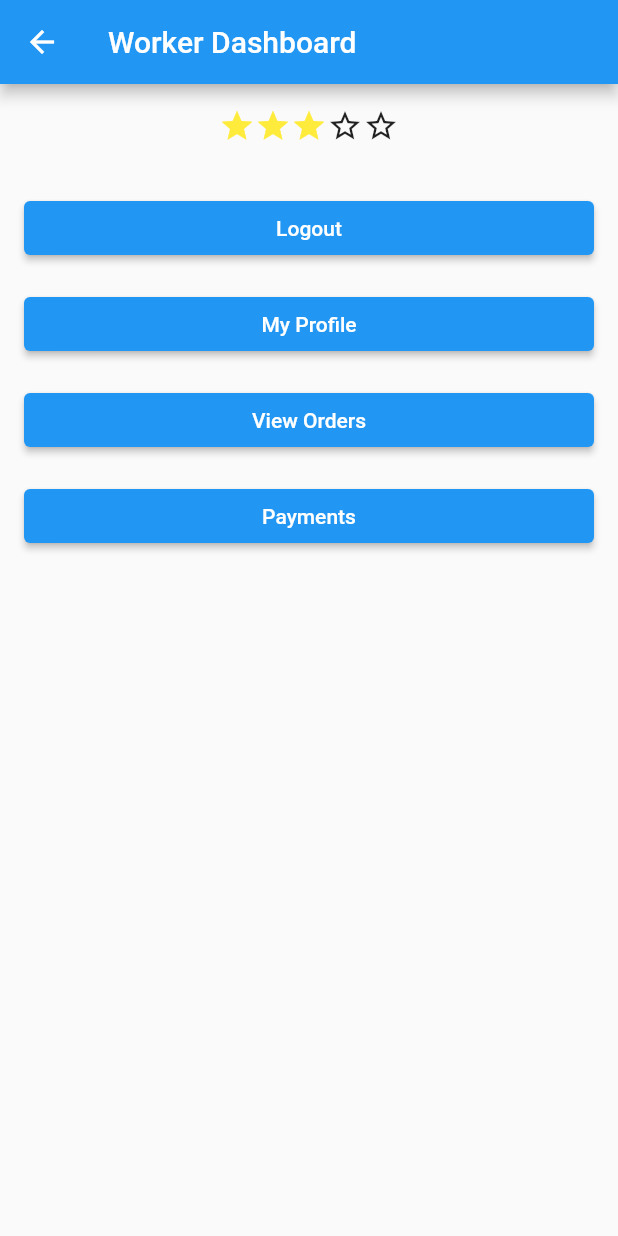
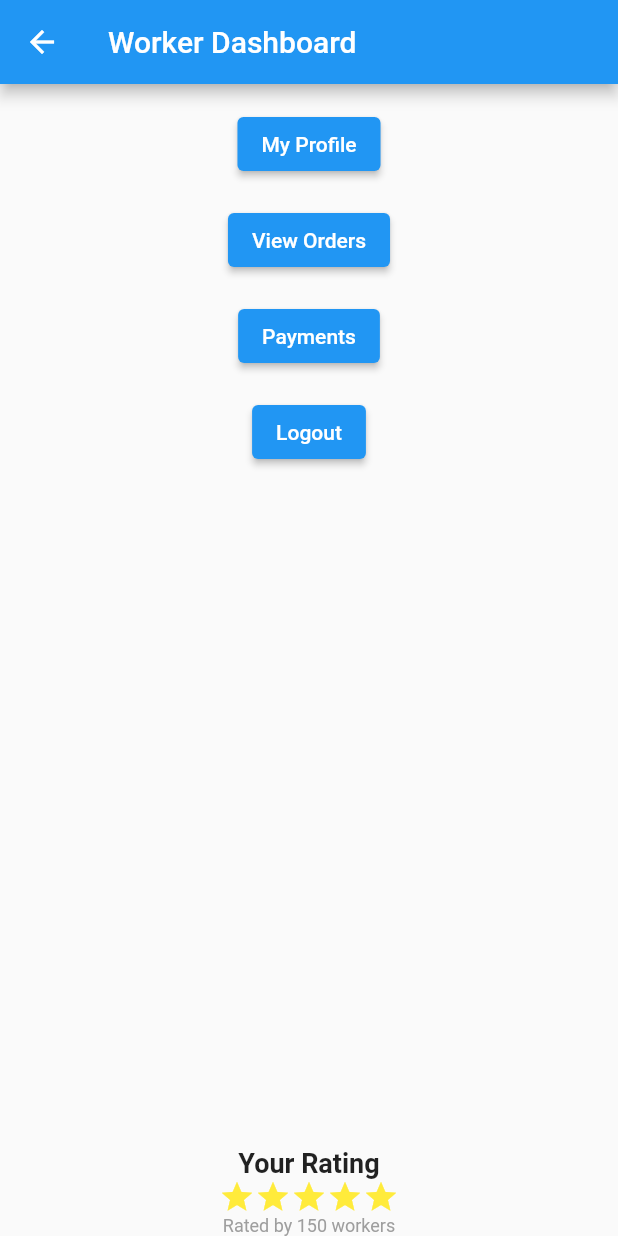
Before and after one commit to BrownYoga/Work-For-Me, a Flutter app: the WorkerDashboard screen opened by its route, on a phone screen of 412 x 824 dp. Run offline on Flutter 3.47's test engine with Material 2 defaults, Android fonts, the phone set to English and light mode, and no system bars; our stand-ins replace flutter_spinkit, image_picker.

Commit message:
Update worker_dashboard.dart

```diff
--- a/work_for_me/lib/worker/worker_dashboard.dart
+++ b/work_for_me/lib/worker/worker_dashboard.dart
@@ -9,59 +9,73 @@ class WorkerDashboard extends StatelessWidget {
       appBar: AppBar(
         title: const Text('Worker Dashboard'),
       ),
-      body: Padding(
-        padding: const EdgeInsets.all(16.0),
+      body: Column(
+        mainAxisAlignment: MainAxisAlignment.spaceBetween,
+        children: [
+          // Buttons at the top
+          Padding(
+            padding: const EdgeInsets.all(8.0),
             child: Column(
-          crossAxisAlignment: CrossAxisAlignment.center,
               children: [
-            // Star Rating Row
-            Row(
-              mainAxisAlignment: MainAxisAlignment.center,
-              children: [
-                Icon(Icons.star, color: Colors.yellow),
-                Icon(Icons.star, color: Colors.yellow),
-                Icon(Icons.star, color: Colors.yellow),
-                Icon(Icons.star_border),
-                Icon(Icons.star_border),
-              ],
+                Padding(
+                  padding: const EdgeInsets.all(8.0),
+                  child: ElevatedButton(
+                    onPressed: () {
+                      // Navigate to My Profile
+                    },
+                    child: const Text('My Profile'),
                   ),
-            const SizedBox(height: 32),
-            // Buttons Column
-            Column(
-              crossAxisAlignment: CrossAxisAlignment.stretch,
-              children: [
-                ElevatedButton(
+                ),
+                Padding(
+                  padding: const EdgeInsets.all(8.0),
+                  child: ElevatedButton(
                     onPressed: () {
-                    // Implement logic here
+                      // Navigate to View Orders
+                    },
+                    child: const Text('View Orders'),
+                  ),
+                ),
+                Padding(
+                  padding: const EdgeInsets.all(8.0),
+                  child: ElevatedButton(
+                    onPressed: () {
+                      // Navigate to Payments
+                    },
+                    child: const Text('Payments'),
+                  ),
+                ),
+                Padding(
+                  padding: const EdgeInsets.all(8.0),
+                  child: ElevatedButton(
+                    onPressed: () {
+                      Navigator.popUntil(context, ModalRoute.withName('/home'));
                     },
                     child: const Text('Logout'),
                   ),
-                const SizedBox(height: 16),
-                ElevatedButton(
-                  onPressed: () {
-                    // Implement logic here
-                  },
-                  child: const Text('My Profile'),
                 ),
-                const SizedBox(height: 16),
-                ElevatedButton(
-                  onPressed: () {
-                    // Implement logic here
-                  },
-                  child: const Text('View Orders'),
+              ],
             ),
-                const SizedBox(height: 16),
-                ElevatedButton(
-                  onPressed: () {
-                    // Implement logic here
-                  },
-                  child: const Text('Payments'),
+          ),
+          // Rating at the bottom
+          Column(
+            children: [
+              const Text('Your Rating',
+                style: TextStyle(fontSize: 18, fontWeight: FontWeight.bold),
+              ),
+              Row(
+                mainAxisAlignment: MainAxisAlignment.center,
+                children: List.generate(5, (index) {
+                  return const Icon(Icons.star, color: Colors.yellow);
+                  // Replace with logic to display half-stars if needed
+                }),
+              ),
+              const Text('Rated by 150 workers',
+                style: TextStyle(fontSize: 12, color: Colors.grey),
               ),
             ],
           ),
         ],
       ),
-      ),
     );
   }
 }
```
Lines whose indentation alone changed are shown as unchanged.
